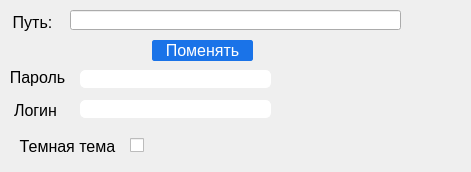
This is ui/settings.ui in cra9had/task as Qt 5 draws it before an edit. The edited form follows.
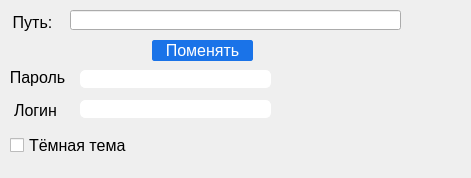
This is the edited form. Icons and pictures are not drawn.

Diff of the .ui file:
```diff
--- a/ui/settings.ui
+++ b/ui/settings.ui
@@ -7,7 +7,7 @@
     <x>0</x>
     <y>0</y>
     <width>471</width>
-    <height>172</height>
+    <height>178</height>
    </rect>
   </property>
   <property name="windowTitle">
@@ -124,40 +124,24 @@
      <set>Qt::AlignCenter</set>
     </property>
    </widget>
-   <widget class="QLabel" name="label_4">
-    <property name="geometry">
-     <rect>
-      <x>12</x>
-      <y>137</y>
-      <width>111</width>
-      <height>19</height>
-     </rect>
-    </property>
-    <property name="font">
-     <font>
-      <family>Tahoma</family>
-      <pointsize>12</pointsize>
-     </font>
-    </property>
-    <property name="text">
-     <string>Темная тема</string>
-    </property>
-    <property name="alignment">
-     <set>Qt::AlignCenter</set>
-    </property>
-   </widget>
    <widget class="QCheckBox" name="theme_changer">
     <property name="enabled">
      <bool>true</bool>
     </property>
     <property name="geometry">
      <rect>
-      <x>130</x>
+      <x>10</x>
       <y>130</y>
-      <width>71</width>
+      <width>131</width>
       <height>31</height>
      </rect>
     </property>
+    <property name="font">
+     <font>
+      <family>Tahoma</family>
+      <pointsize>12</pointsize>
+     </font>
+    </property>
     <property name="styleSheet">
      <string notr="true">QCheckBox::indicator:unchecked {
 	 image: url(images/switch_off.png);
@@ -167,7 +151,7 @@
 }</string>
     </property>
     <property name="text">
-     <string/>
+     <string>Тёмная тема</string>
     </property>
    </widget>
    <widget class="QLineEdit" name="path_lable">
```
Left out of the diff: 7 changed lines with no effect on the pictures.
